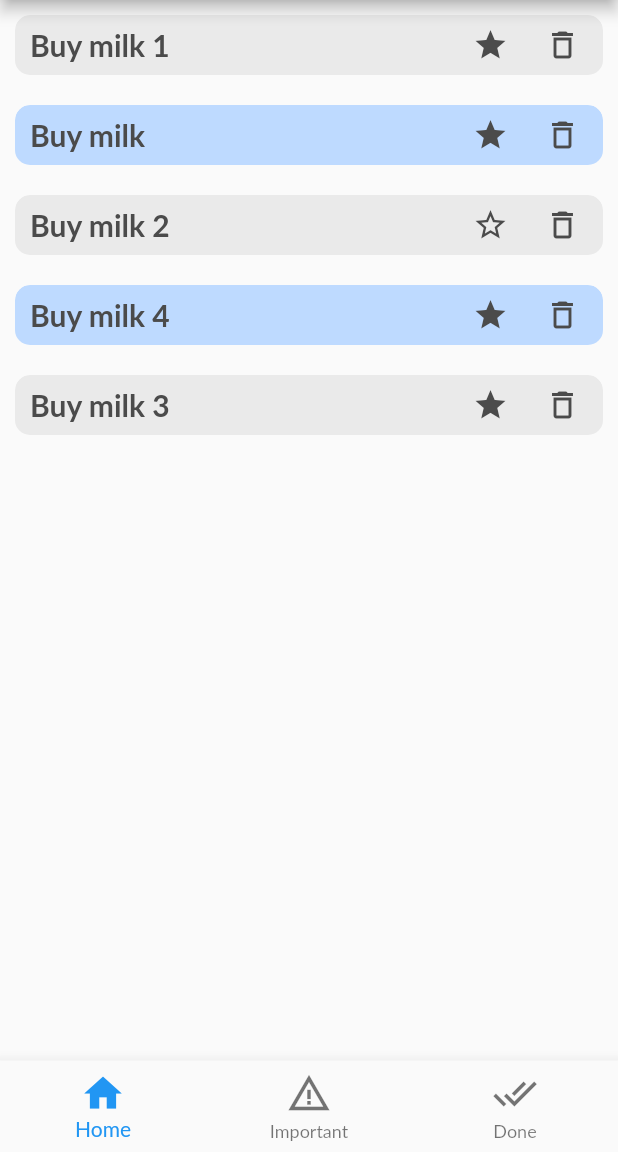
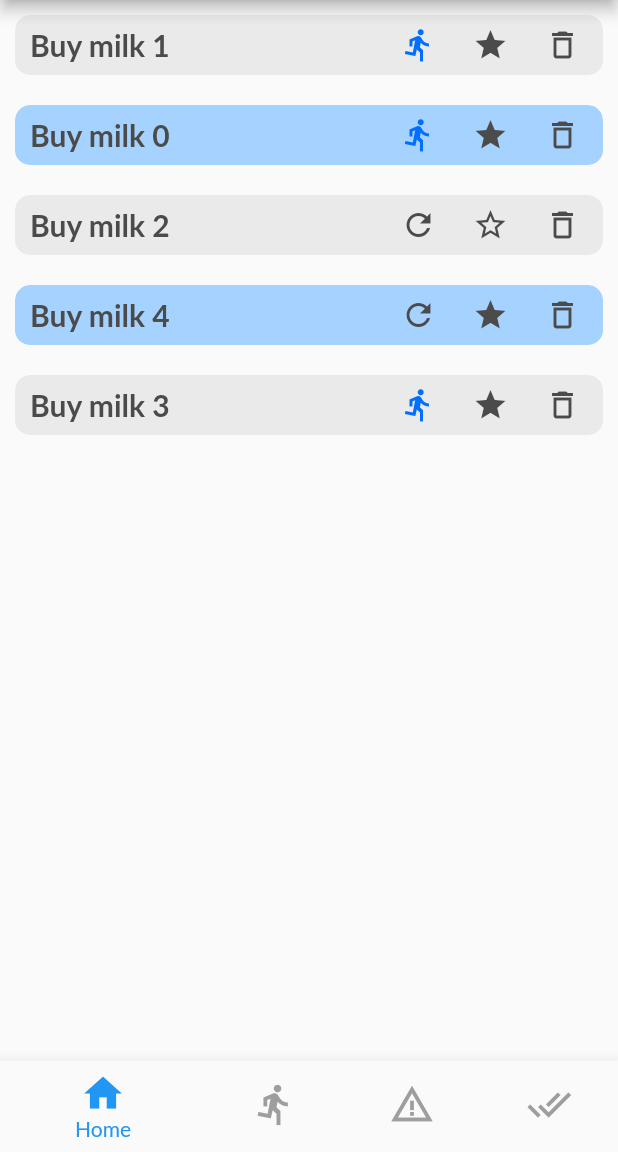
Before and after one commit to MiB1910102/CT484_ToDoList, a Flutter app: the screen it shows after launch, on a phone screen of 412 x 824 dp, the part 84-1236 px from its top. Run offline on Flutter 3.47's test engine with Material 2 defaults, Android fonts, the phone set to English and light mode, and no system bars; Roboto replaces fonts that are missing (Lato).

Commit message:
update chuc nang reDoneTask

```diff
--- a/lib/main.dart
+++ b/lib/main.dart
@@ -1,5 +1,6 @@
 import 'package:flutter/material.dart';
 import 'package:provider/provider.dart';
+import 'package:todolist/tasks/task_list_widget.dart';
 import 'tasks/task_manager.dart';
 import 'tasks/task_screen.dart';
 
--- a/lib/tasks/task_list_item.dart
+++ b/lib/tasks/task_list_item.dart
@@ -1,3 +1,7 @@
+// ignore_for_file: prefer_const_constructors
+
+import 'dart:ffi';
+
 import 'package:flutter/material.dart';
 import 'package:provider/provider.dart';
 
@@ -5,14 +9,25 @@ import '../models/task.dart';
 import 'task_manager.dart';
 import 'task_detail.dart'; // Import the task detail page
 
-class TaskListItem extends StatelessWidget {
+class TaskListItem extends StatefulWidget {
   TaskListItem(
     this.task, {
     super.key,
     required this.index,
+    required this.refreshUi,
   });
   final Task task;
   int index;
+  Function refreshUi;
+  @override
+  State<TaskListItem> createState() => _TaskListItemState();
+}
+
+class _TaskListItemState extends State<TaskListItem> {
+  void refresh() {
+    widget.refreshUi();
+  }
+
   @override
   Widget build(BuildContext context) {
     return ClipRRect(
@@ -22,9 +37,9 @@ class TaskListItem extends StatelessWidget {
         height: 40,
         margin: EdgeInsets.only(bottom: 20),
         decoration: BoxDecoration(
-          color: (index % 2 == 0)
+          color: (widget.index % 2 == 0)
               ? Color.fromARGB(255, 234, 234, 234)
-              : Color.fromARGB(255, 190, 218, 255),
+              : Color.fromARGB(255, 165, 210, 255),
           borderRadius: BorderRadius.circular(10),
         ),
         child: Padding(
@@ -37,7 +52,9 @@ class TaskListItem extends StatelessWidget {
                 context,
                 MaterialPageRoute(
                   builder: (context) => TaskDetail(
-                      task: task), // Pass the task data to the detail page
+                    task: widget.task,
+                    refresh: refresh,
+                  ), // Pass the task data to the detail page
                 ),
               );
             },
@@ -45,7 +62,7 @@ class TaskListItem extends StatelessWidget {
               mainAxisAlignment: MainAxisAlignment.spaceBetween,
               children: [
                 Text(
-                  task.taskName,
+                  widget.task.taskName,
                   // ignore: prefer_const_constructors
                   style: TextStyle(
                     fontSize: 20,
@@ -56,8 +73,11 @@ class TaskListItem extends StatelessWidget {
                 Padding(
                   padding: EdgeInsets.only(top: 0, right: 3, bottom: 0),
                   child: Row(children: [
-                    importantTaskButton(context, task),
-                    deleteTaskButton(context, task),
+                    widget.task.isDone
+                        ? reDone(context, widget.task)
+                        : running(),
+                    importantTaskButton(context, widget.task),
+                    deleteTaskButton(context, widget.task),
                   ]),
                 )
               ],
@@ -100,4 +120,28 @@ class TaskListItem extends StatelessWidget {
       ),
     );
   }
+
+  Widget reDone(BuildContext context, Task task) {
+    return InkWell(
+      child: IconButton(
+        icon: Icon(
+          Icons.refresh_outlined,
+          color: Color.fromARGB(255, 75, 75, 75),
+        ),
+        onPressed: () {
+          context.read<TaskManager>().updateTaskStatus(task.taskId, false);
+        },
+      ),
+    );
+  }
+
+  Widget running() {
+    return IconButton(
+      icon: Icon(
+        Icons.directions_run,
+        color: Color.fromARGB(255, 0, 110, 255),
+      ),
+      onPressed: () {},
+    );
+  }
 }
--- a/lib/tasks/task_list_widget.dart
+++ b/lib/tasks/task_list_widget.dart
@@ -5,28 +5,40 @@ import 'package:todolist/models/task.dart';
 import 'task_list_item.dart';
 import 'task_manager.dart';
 
-class TaskList extends StatelessWidget {
+class TaskList extends StatefulWidget {
   final bool showImportant;
   final bool showDone;
+  final bool showRunningTask;
 
-  const TaskList(this.showImportant, this.showDone, {Key? key})
+  TaskList(this.showImportant, this.showDone, this.showRunningTask, {Key? key})
       : super(key: key);
+
+  @override
+  State<TaskList> createState() => _TaskListState();
+}
+
+class _TaskListState extends State<TaskList> {
+  void refreshUi() {
+    setState(() {});
+  }
 
   @override
   Widget build(BuildContext context) {
     return Consumer<TaskManager>(
       builder: (context, taskManager, child) {
-        final tasks = showImportant
-            ? taskManager.importantTask
-            : showDone
-                ? taskManager.doneTask
-                : taskManager.tasks;
+        final tasks = widget.showRunningTask
+            ? taskManager.runningTask
+            : widget.showImportant
+                ? taskManager.importantTask
+                : widget.showDone
+                    ? taskManager.doneTask
+                    : taskManager.tasks;
 
         return ListView.builder(
           padding: const EdgeInsets.all(10.0),
           itemCount: tasks.length,
           itemBuilder: (context, index) =>
-              TaskListItem(tasks[index], index: index),
+              TaskListItem(tasks[index], index: index, refreshUi: refreshUi),
         );
       },
     );
--- a/lib/tasks/task_manager.dart
+++ b/lib/tasks/task_manager.dart
@@ -8,7 +8,7 @@ class TaskManager with ChangeNotifier {
   List<Task> _tasks = [
     Task(
       taskId: '1',
-      taskName: 'Buy milk',
+      taskName: 'Buy milk 0',
       description: 'Đi mua sữa',
       duedate: DateTime.utc(2023, 2, 3),
       isImportant: true,
@@ -62,6 +62,10 @@ class TaskManager with ChangeNotifier {
     return _tasks.where((task) => task.isDone).toList();
   }
 
+  List<Task> get runningTask {
+    return _tasks.where((task) => !task.isDone).toList();
+  }
+
   Task? findById(String id) {
     try {
       return _tasks.firstWhere((item) => item.taskId == id);
@@ -76,9 +80,9 @@ class TaskManager with ChangeNotifier {
     notifyListeners();
   }
 
-  void updateTaskStatus(String id) {
+  void updateTaskStatus(String id, bool doneStatus) {
     final task = _tasks.firstWhere((task) => task.taskId == id);
-    task.isDone = true;
+    task.isDone = doneStatus;
     notifyListeners();
   }
 
--- a/lib/tasks/task_screen.dart
+++ b/lib/tasks/task_screen.dart
@@ -16,8 +16,10 @@ class _TaskScreenState extends State<TaskScreen> {
   int _selectedIndex = 0;
   var _showImportantTask = false;
   var _showDonetTask = false;
+  var _showRunningTask = false;
   GlobalKey<ScaffoldState> _scaffoldKey = GlobalKey();
   bool isChecked = false;
+
   @override
   Widget build(BuildContext context) {
     return Scaffold(
@@ -58,23 +60,33 @@ class _TaskScreenState extends State<TaskScreen> {
       drawer: const InfoDrawer(),
       body: Consumer<TaskManager>(
         builder: (context, taskManager, child) {
-          return TaskList(_showImportantTask, _showDonetTask);
+          return TaskList(_showImportantTask, _showDonetTask, _showRunningTask);
         },
       ),
       bottomNavigationBar: BottomNavigationBar(
         currentIndex: _selectedIndex,
+        selectedItemColor: Colors.blue, // Màu của icon và label khi được chọn
+        unselectedItemColor: Colors.grey,
+        // Màu của icon và label khi không được chọn
         onTap: (index) {
           setState(() {
             _selectedIndex = index;
             if (_selectedIndex == 0) {
               _showImportantTask = false;
               _showDonetTask = false;
+              _showRunningTask = false;
             } else if (_selectedIndex == 1) {
+              _showImportantTask = false;
+              _showDonetTask = false;
+              _showRunningTask = true;
+            } else if (_selectedIndex == 2) {
               _showImportantTask = true;
               _showDonetTask = false;
-            } else if (_selectedIndex == 2) {
+              _showRunningTask = false;
+            } else if (_selectedIndex == 3) {
               _showImportantTask = false;
               _showDonetTask = true;
+              _showRunningTask = false;
             }
           });
         },
@@ -85,6 +97,13 @@ class _TaskScreenState extends State<TaskScreen> {
               size: 30,
             ),
             label: 'Home',
+          ),
+          BottomNavigationBarItem(
+            icon: Icon(
+              Icons.directions_run,
+              size: 30,
+            ),
+            label: 'Running',
           ),
           BottomNavigationBarItem(
             icon: Icon(
```
Also changed, not shown: lib/tasks/task_detail.dart (+15 -4 lines).
